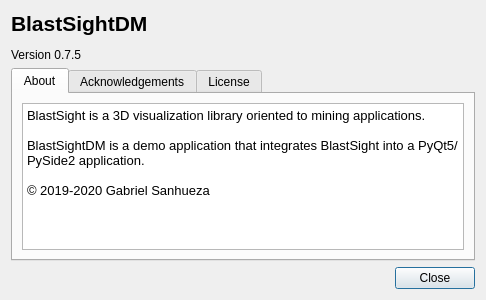
First picture: the form in blastsight/view/gui/UI/aboutdialog.ui, repository gsanhueza/BlastSight, before the edit.
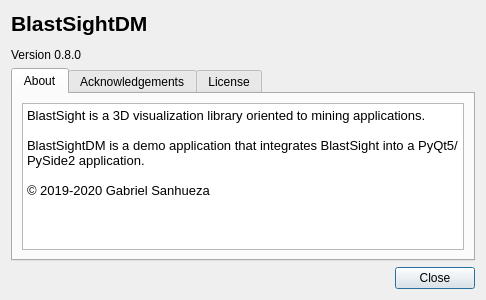
Second picture: the form after the edit. Icons and pictures are not drawn.

```diff
--- a/blastsight/view/gui/UI/aboutdialog.ui
+++ b/blastsight/view/gui/UI/aboutdialog.ui
@@ -30,7 +30,7 @@
         </sizepolicy>
        </property>
        <property name="text">
-        <string>&lt;html&gt;&lt;head/&gt;&lt;body&gt;&lt;p&gt;&lt;span style=&quot; font-size:16pt; font-weight:600;&quot;&gt;BlastSightDM&lt;/span&gt;&lt;/p&gt;&lt;p&gt;Version 0.7.5&lt;/p&gt;&lt;/body&gt;&lt;/html&gt;</string>
+        <string>&lt;html&gt;&lt;head/&gt;&lt;body&gt;&lt;p&gt;&lt;span style=&quot; font-size:16pt; font-weight:600;&quot;&gt;BlastSightDM&lt;/span&gt;&lt;/p&gt;&lt;p&gt;Version 0.8.0&lt;/p&gt;&lt;/body&gt;&lt;/html&gt;</string>
        </property>
       </widget>
      </item>
```
